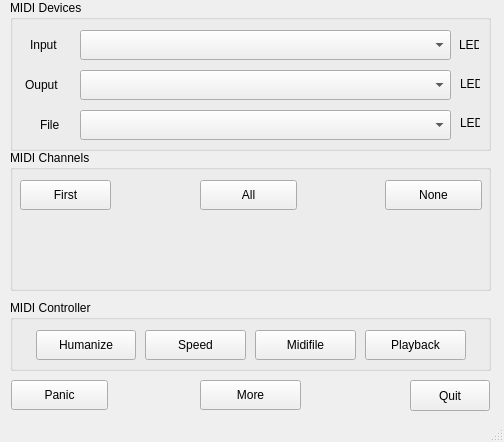
Qt form src/mainwindow.ui (obook/I-like-Chopin) before a commit.
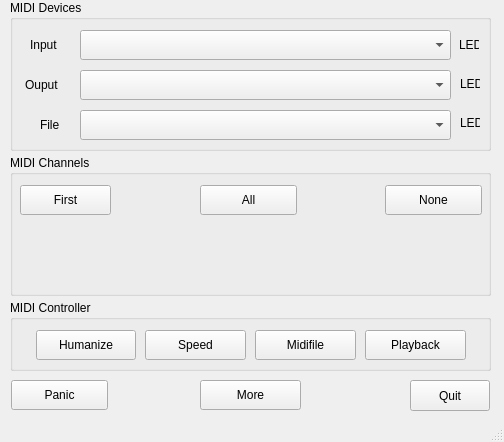
The same form after that commit.

```diff
--- a/src/mainwindow.ui
+++ b/src/mainwindow.ui
@@ -155,7 +155,7 @@
     <property name="geometry">
      <rect>
       <x>10</x>
-      <y>150</y>
+      <y>155</y>
       <width>481</width>
       <height>141</height>
      </rect>
```
